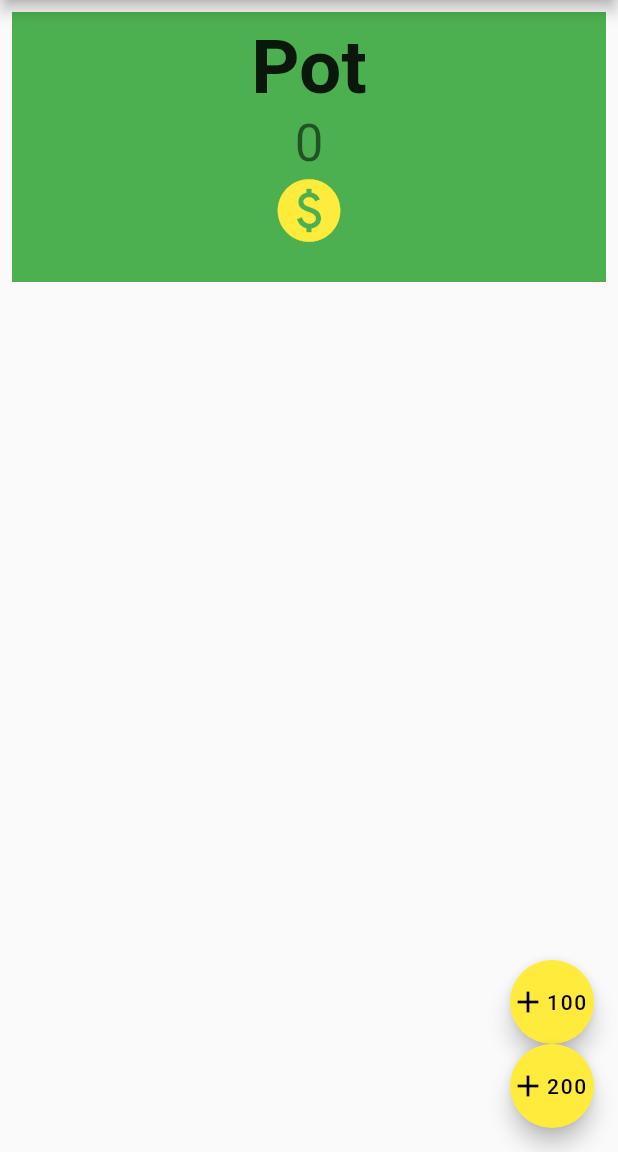
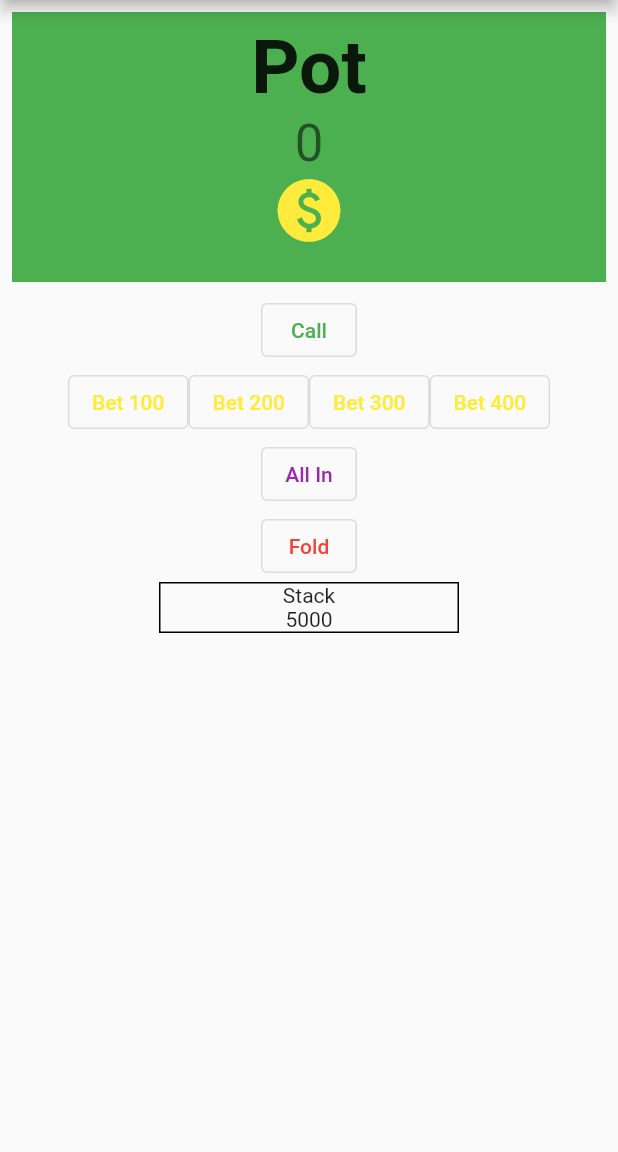
Before and after one commit to TakiKazuya/poker_chip_calculator, a Flutter app: the screen it shows after launch, on a phone screen of 412 x 824 dp, the part 84-1236 px from its top. Run offline on Flutter 3.47's test engine with Material 2 defaults, Android fonts, the phone set to English and light mode, and no system bars.

Commit message:
ポーカーチップ計算　最低限の機能実装 - ベット100~400 - オールイン - ポット計算

```diff
--- a/lib/main.dart
+++ b/lib/main.dart
@@ -30,17 +30,13 @@ class MyHomePage extends StatefulWidget {
 }
 
 class _MyHomePageState extends State<MyHomePage> {
-  int _counter = 0;
+  int _pot = 0;
+  int _stack = 5000;
 
-  void _add100ToCounter() {
+  void _bet(int amount) {
     setState(() {
-      _counter += 100;
-    });
-  }
-
-  void _add200ToCounter() {
-    setState(() {
-      _counter += 200;
+      _pot += amount;
+      _stack -= amount;
     });
   }
 
@@ -55,10 +51,12 @@ class _MyHomePageState extends State<MyHomePage> {
           Icon(Icons.settings)
         ],
       ),
-      body: Padding(
+      body: Column(
+        children: <Widget>[
+          Padding(
             padding: const EdgeInsets.all(8),
             child: Column(
-          children: [
+              children: <Widget>[
                 Container(
                   alignment: Alignment.center,
                   padding: const EdgeInsets.all(8),
@@ -73,7 +71,7 @@ class _MyHomePageState extends State<MyHomePage> {
                           style: TextStyle(fontWeight: FontWeight.bold,fontSize: 50),
                         ),
                         Text(
-                      '$_counter',
+                          '$_pot',
                           style: Theme.of(context).textTheme.headline4,
                         ),
                         const Icon(
@@ -88,46 +86,49 @@ class _MyHomePageState extends State<MyHomePage> {
               ],
             ),
           ),
-      floatingActionButton: Column(
-        mainAxisSize: MainAxisSize.min,
+          OutlinedButton(onPressed: () {},
+              child: const Text("Call")
+          ),
+          Row(
+            mainAxisAlignment: MainAxisAlignment.center,
+            children: [
+              OutlinedButton(onPressed: () => _bet(100),
+                  child: const Text("Bet 100", style: TextStyle(color: Colors.yellow))
+              ),
+              OutlinedButton(onPressed: () => _bet(200),
+                  child: const Text("Bet 200", style: TextStyle(color: Colors.yellow))
+              ),
+              OutlinedButton(onPressed: () => _bet(300),
+                  child: const Text("Bet 300", style: TextStyle(color: Colors.yellow))
+              ),
+              OutlinedButton(onPressed: () => _bet(400),
+                  child: const Text("Bet 400", style: TextStyle(color: Colors.yellow))
+              ),
+            ],
+          ),
+          OutlinedButton(onPressed: () => _bet(_stack),
+              child: const Text("All In", style: TextStyle(color: Colors.purple))
+          ),
+          OutlinedButton(onPressed: () {},
+              child: const Text("Fold", style: TextStyle(color: Colors.red))
+          ),
+          Container(
+            width: 200,
+            decoration: BoxDecoration(
+              border: Border.all()
+            ),
+            child: Center(
+              child: Column(
+                mainAxisAlignment: MainAxisAlignment.start,
                 children: <Widget>[
-          FloatingActionButton(
-            onPressed: _add100ToCounter,
-            heroTag: "add100",
-            backgroundColor: Colors.yellow,
-            child: Row(
-              children: const <Widget>[
-                Icon(Icons.add, color: Colors.black,),
-                Text('100', style: TextStyle(color: Colors.black),)
+                  const Text('Stack'),
+                  Text('$_stack')
                 ],
-            )
               ),
-          FloatingActionButton(
-              onPressed: _add100ToCounter,
-              heroTag: "add200",
-              backgroundColor: Colors.yellow,
-              child: Row(
-                children: const <Widget>[
-                  Icon(Icons.add, color: Colors.black,),
-                  Text(
-                    '200',
-                    style: TextStyle(color: Colors.black),
+            ),
           )
         ],
       ),
-          ),
-        ],
-      ),
-      // floatingActionButton: FloatingActionButton(
-      //   onPressed: _add100ToCounter,
-      //   tooltip: 'Increment',
-      //   child: Row(
-      //     children: const <Widget>[
-      //       Icon(Icons.add),
-      //       Text('100')
-      //     ],
-      //   )
-      // ), // This trailing comma makes auto-formatting nicer for build methods.
     );
   }
 }
```
Lines whose indentation alone changed are shown as unchanged.
